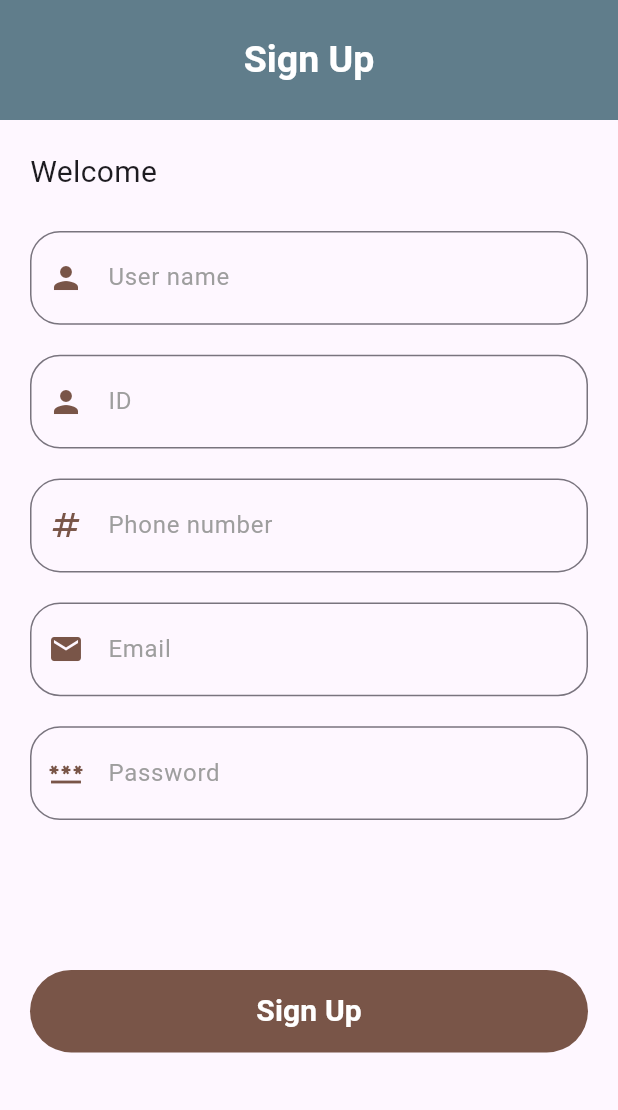
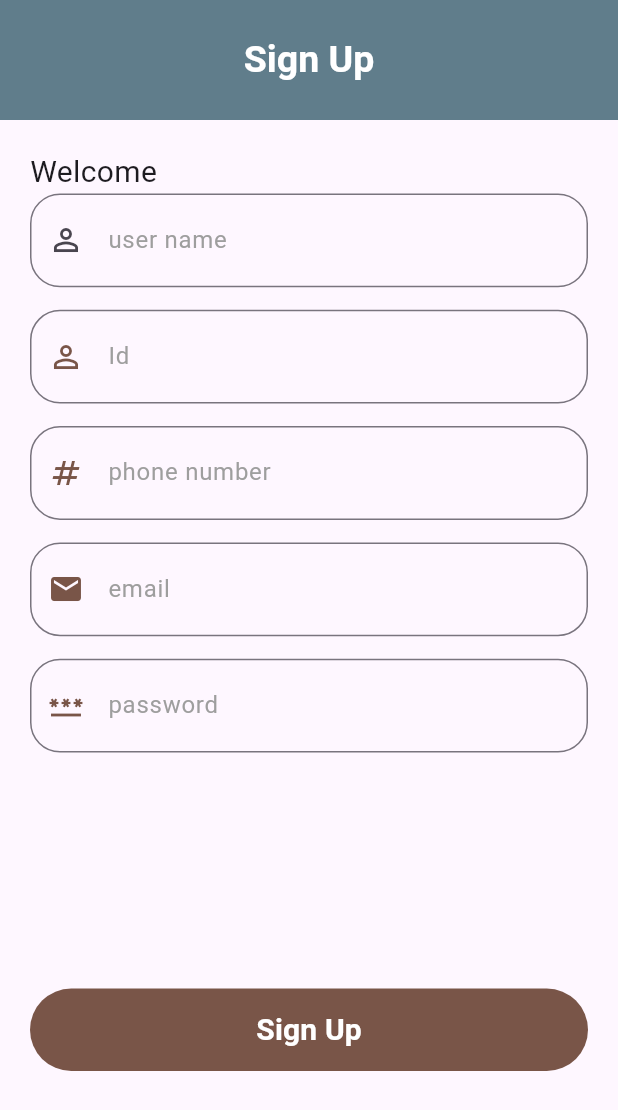
Before and after one commit to yaramegahed/auth, a Flutter app: the screen it shows after launch, on a phone screen of 412 x 824 dp. Shown: the top 1110 px of the screen. Run offline on Flutter 3.47's test engine with Material 3 defaults, Android fonts, the phone set to English and light mode, and no system bars.

Commit message:
new auth

```diff
--- /dev/null
+++ b/lib/src/core/model/auth_model.dart
@@ -0,0 +1,139 @@
+import 'package:flutter/material.dart';
+import 'package:nti2/src/core/style/colors.dart';
+
+class AuthModel {
+  final Widget lable;
+  final String hint;
+  final Widget prefixIcon;
+  final TextInputType keyboard;
+  final bool obscure;
+  final TextEditingController controller;
+
+  final String? Function(String?)? validator;
+
+  AuthModel(
+      {required this.obscure,
+      this.validator,
+      required this.controller,
+      required this.keyboard,
+      required this.prefixIcon,
+      required this.hint,
+      required this.lable});
+}
+
+List<AuthModel> list = [
+  AuthModel(
+    prefixIcon: Icon(Icons.perm_identity),
+    hint: "user name",
+    lable: Text("user name"),
+    keyboard: TextInputType.name,
+    controller: TextEditingController(),
+    validator: (value) {
+      if (value!.isEmpty) {
+        return "user name should have 3 character at least";
+      }
+      return null;
+    },
+    obscure: false,
+  ),
+  AuthModel(
+    prefixIcon: Icon(
+      Icons.perm_identity,
+      color: AppColor.brown,
+    ),
+    hint: "enter your user name",
+    lable: Text("Id"),
+    keyboard: TextInputType.number,
+    controller: TextEditingController(),
+    obscure: false,
+    validator: (value) {
+      if (value!.isEmpty) {
+        return "should be 14 numbers";
+      } else if (value.length < 14) {
+        return " ID must be at least 14 digits";
+      }
+    },
+  ),
+  AuthModel(
+    prefixIcon: Icon(Icons.numbers,
+      color: AppColor.brown,),
+    hint: "enter your phone number",
+    lable: Text("phone number"),
+    keyboard: TextInputType.number,
+    obscure: false,
+    validator: (value) {
+      if (value!.isEmpty) {
+        return "enter 11 number";
+      } else if (value.length < 11) {
+        return " phone number must be at least 11 digits";
+      }
+    },
+    controller: TextEditingController(),
+  ),
+  AuthModel(
+    prefixIcon: Icon(Icons.email,
+      color: AppColor.brown,),
+    hint: "enter your email",
+    lable: Text("email"),
+    keyboard: TextInputType.emailAddress,
+    obscure: false,
+    validator: (value) {
+      if (value!.isEmpty) {
+        return "enter valid email";
+      } else if (!value.contains("@") || !value.contains(".com")) {
+        return " @example.com";
+      }
+    },
+    controller: TextEditingController(),
+  ),
+  AuthModel(
+    prefixIcon: Icon(Icons.password,
+      color: AppColor.brown,),
+    hint: "enter your password",
+    lable: Text("password"),
+    keyboard: TextInputType.number,
+    obscure: true,
+    controller: TextEditingController(),
+    validator: (value) {
+      if (value!.isEmpty) {
+        return "enter 8 characterd at least";
+      } else if (value.length < 8) {
+        return " password must be at least 8 digits";
+      }
+    },
+  ),
+];
+List<AuthModel>list1=[
+  AuthModel(
+    prefixIcon: Icon(Icons.email,
+      color: AppColor.brown,),
+    hint: "enter your email",
+    lable: Text("email"),
+    keyboard: TextInputType.emailAddress,
+    obscure: false,
+    validator: (value) {
+      if (value!.isEmpty) {
+        return "enter valid email";
+      } else if (!value.contains("@") || !value.contains(".com")) {
+        return " @example.com";
+      }
+    },
+    controller: TextEditingController(),
+  ),
+  AuthModel(
+    prefixIcon: Icon(Icons.password,
+      color: AppColor.brown,),
+    hint: "enter your password",
+    lable: Text("password"),
+    keyboard: TextInputType.number,
+    obscure: true,
+    controller: TextEditingController(),
+    validator: (value) {
+      if (value!.isEmpty) {
+        return "enter 8 characterd at least";
+      } else if (value.length < 8) {
+        return " password must be at least 8 digits";
+      }
+    },
+  ),
+];
--- a/lib/src/core/widget/custom_text_field.dart
+++ b/lib/src/core/widget/custom_text_field.dart
@@ -1,45 +1,36 @@
 import 'package:flutter/material.dart';
+import 'package:nti2/src/core/model/auth_model.dart';
 
 import '../style/colors.dart';
 
 class CustomTextField extends StatelessWidget {
-  const CustomTextField(
-      {super.key,
-      required this.prefix,
-      required this.label,
-      required this.hint, required this.controller, this.validator, required this.keyboard, this.obsucre=false});
+  CustomTextField({super.key,required this.authModel});
 
-  final IconData prefix;
-  final String label;
-  final String hint;
-  final TextInputType keyboard;
-  final TextEditingController controller;
-  final String? Function(String?)? validator;
-  final bool obsucre;
+  AuthModel authModel;
 
   @override
   Widget build(BuildContext context) {
     return TextFormField(
       style: const TextStyle(fontWeight: FontWeight.bold),
-
       autovalidateMode: AutovalidateMode.onUserInteraction,
-      validator: validator,
-      controller: controller,
-      keyboardType: keyboard,
+      validator: authModel.validator,
+      controller: authModel.controller,
+      keyboardType: authModel.keyboard,
       textInputAction: TextInputAction.done,
-      obscureText: obsucre,
+      obscureText: authModel.obscure,
       decoration: InputDecoration(
           prefixIcon: Padding(
             padding: const EdgeInsets.all(5.0),
-            child: Icon(prefix,color: AppColor.brown,),
+            child: authModel.prefixIcon,
           ),
-          suffix: InkWell(onTap: (){
-            controller.clear();
-          },
+          suffix: InkWell(
+              onTap: () {
+                authModel.controller.clear();
+              },
               child: const Icon(Icons.highlight_remove)),
-          label: Text(label),
+          label: authModel.lable,
           labelStyle: const TextStyle(color: AppColor.grey),
-          hintText: hint,
+          hintText: authModel.hint,
           border: border(color: AppColor.brown, radius: 20),
           // enabledBorder: border(color: AppColor.green, radius: 20),
           focusedBorder: border(color: AppColor.red, radius: 20)),
--- a/lib/src/features/home/veiw/register.dart
+++ b/lib/src/features/home/veiw/register.dart
@@ -5,6 +5,8 @@ import 'package:nti2/src/core/widget/appBar.dart';
 import 'package:nti2/src/core/widget/button.dart';
 import 'package:nti2/src/core/widget/custom_text_field.dart';
 import 'package:nti2/src/features/home/veiw/login_screen.dart';
+
+import '../../../core/model/auth_model.dart';
 
 class Register extends StatefulWidget {
   const Register({super.key});
@@ -52,104 +54,123 @@ class _RegisterState extends State<Register> {
                   "Welcome",
                   style: TextStyle(fontSize: SizeApp.s20),
                 ),
-                Padding(
-                  padding: const EdgeInsets.only(bottom: 20, top: 25),
-                  child: CustomTextField(
-                    prefix: Icons.person,
-                    label: "User name",
-                    hint: "Enter your user name",
-                    controller: name,
-                    validator: (value) {
-                      if (value!.isEmpty) {
-                        return "user name should have 3 character at least";
-                      }
-                      return null;
-                    },
-                    keyboard: TextInputType.name,
-                  ),
+                SizedBox(
+                  height: 450,
+                  child: ListView.builder(
+                      itemCount: list.length,
+                      itemBuilder: (context, index) {
+                        return Padding(
+                          padding: const EdgeInsets.only(bottom: 15),
+                          child: CustomTextField(
+                            authModel: AuthModel(
+                                keyboard: list[index].keyboard,
+                                prefixIcon: list[index].prefixIcon,
+                                hint: list[index].hint,
+                                lable: list[index].lable,
+                                controller: list[index].controller,
+                                validator: list[index].validator, obscure: list[index].obscure),
+                          ),
+                        );
+                      }),
                 ),
-                Padding(
-                  padding: const EdgeInsets.only(
-                    bottom: 20,
-                  ),
-                  child: CustomTextField(
-                    prefix: Icons.person,
-                    label: "ID",
-                    hint: "Enter your ID",
-                    controller: id,
-                    validator: (value) {
-                      if (value!.isEmpty) {
-                        return "should be 14 numbers";
-                      }
-                      else if(value.length <14){
-                        return " ID must be at least 14 digits";
-                      }
-                    },
-                    keyboard: TextInputType.number,
-                  ),
-                ),
-                Padding(
-                  padding: const EdgeInsets.only(
-                    bottom: 20,
-                  ),
-                  child: CustomTextField(
-                    prefix: Icons.numbers,
-                    label: "Phone number",
-                    hint: "Enter your phone number",
-                    controller: phoneN,
-                    validator: (value) {
-                      if (value!.isEmpty) {
-                        return "enter 11 number";
-                      }
-                      else if(value.length <11){
-                        return " phone number must be at least 11 digits";
-                      }
-                    },
-                    keyboard: TextInputType.number,
-                  ),
-                ),
-                Padding(
-                  padding: const EdgeInsets.only(
-                    bottom: 20,
-                  ),
-                  child: CustomTextField(
-                    prefix: Icons.email,
-                    label: "Email",
-                    hint: "Enter your Email",
-                    controller: email,
-                    validator: (value) {
-                      if (value!.isEmpty) {
-                        return "enter valid email";
-                      }
-                      else if (!value.contains("@") ||
-                          !value.contains(".com")) {
-                        return " @example.com";
-                      }
-                    },
-                    keyboard: TextInputType.emailAddress,
-                  ),
-                ),
-                Padding(
-                  padding: const EdgeInsets.only(
-                    bottom: 20,
-                  ),
-                  child: CustomTextField(
-                    prefix: Icons.password,
-                    label: "Password",
-                    hint: "Enter your password",
-                    controller: password,
-                    validator: (value) {
-                      if (value!.isEmpty) {
-                        return "enter 8 characterd at least";
-                      }
-                      else if(value.length <8){
-                        return " password must be at least 8 digits";
-                      }
-                    },
-                    keyboard: TextInputType.visiblePassword,
-                    obsucre: true,
-                  ),
-                ),
+                // Padding(
+                //   padding: const EdgeInsets.only(bottom: 20, top: 25),
+                //   child: CustomTextField(
+                //     prefix: Icons.person,
+                //     label: "User name",
+                //     hint: "Enter your user name",
+                //     controller: name,
+                //     validator: (value) {
+                //       if (value!.isEmpty) {
+                //         return "user name should have 3 character at least";
+                //       }
+                //       return null;
+                //     },
+                //     keyboard: TextInputType.name,
+                //   ),
+                // ),
+                // Padding(
+                //   padding: const EdgeInsets.only(
+                //     bottom: 20,
+                //   ),
+                //   child: CustomTextField(
+                //     prefix: Icons.person,
+                //     label: "ID",
+                //     hint: "Enter your ID",
+                //     controller: id,
+                //     validator: (value) {
+                //       if (value!.isEmpty) {
+                //         return "should be 14 numbers";
+                //       }
+                //       else if(value.length <14){
+                //         return " ID must be at least 14 digits";
+                //       }
+                //     },
+                //     keyboard: TextInputType.number,
+                //   ),
+                // ),
+                // Padding(
+                //   padding: const EdgeInsets.only(
+                //     bottom: 20,
+                //   ),
+                //   child: CustomTextField(
+                //     prefix: Icons.numbers,
+                //     label: "Phone number",
+                //     hint: "Enter your phone number",
+                //     controller: phoneN,
+                //     validator: (value) {
+                //       if (value!.isEmpty) {
+                //         return "enter 11 number";
+                //       }
+                //       else if(value.length <11){
+                //         return " phone number must be at least 11 digits";
+                //       }
+                //     },
+                //     keyboard: TextInputType.number,
+                //   ),
+                // ),
+                // Padding(
+                //   padding: const EdgeInsets.only(
+                //     bottom: 20,
+                //   ),
+                //   child: CustomTextField(
+                //     prefix: Icons.email,
+                //     label: "Email",
+                //     hint: "Enter your Email",
+                //     controller: email,
+                //     validator: (value) {
+                //       if (value!.isEmpty) {
+                //         return "enter valid email";
+                //       }
+                //       else if (!value.contains("@") ||
+                //           !value.contains(".com")) {
+                //         return " @example.com";
+                //       }
+                //     },
+                //     keyboard: TextInputType.emailAddress,
+                //   ),
+                // ),
+                // Padding(
+                //   padding: const EdgeInsets.only(
+                //     bottom: 20,
+                //   ),
+                //   child: CustomTextField(
+                //     prefix: Icons.password,
+                //     label: "Password",
+                //     hint: "Enter your password",
+                //     controller: password,
+                //     validator: (value) {
+                //       if (value!.isEmpty) {
+                //         return "enter 8 characterd at least";
+                //       }
+                //       else if(value.length <8){
+                //         return " password must be at least 8 digits";
+                //       }
+                //     },
+                //     keyboard: TextInputType.visiblePassword,
+                //     obsucre: true,
+                //   ),
+                // ),
                 Center(
                     child: Padding(
                   padding: const EdgeInsets.only(top: 80),
@@ -158,8 +179,10 @@ class _RegisterState extends State<Register> {
                     onPressed: () {
                       formKey.currentState!.reset();
                       setState(() {
-                        Navigator.push(context, MaterialPageRoute(builder: (context)=>LoginScreen()));
-
+                        Navigator.push(
+                            context,
+                            MaterialPageRoute(
+                                builder: (context) => const LoginScreen()));
                       });
                     },
                   ),
```
Also changed, not shown: lib/src/features/home/veiw/home_screen.dart (+80 -80 lines), lib/src/features/home/veiw/login_screen.dart (+57 -36 lines).
